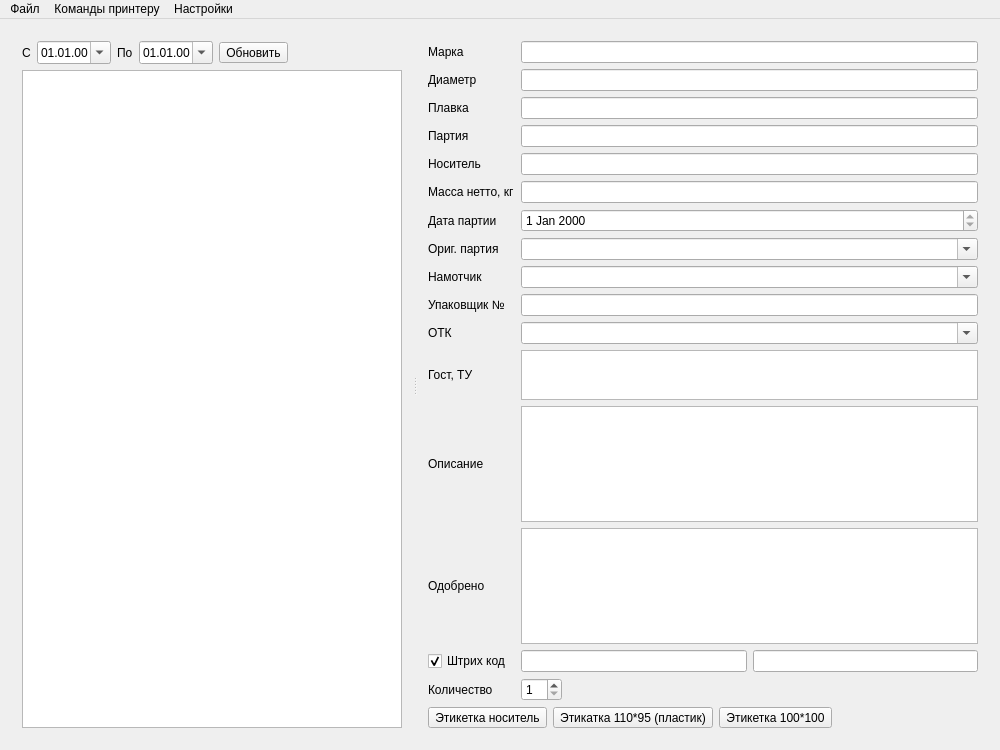
Qt form mainwindow.ui (Sergeyego/label_tspl) before a commit.
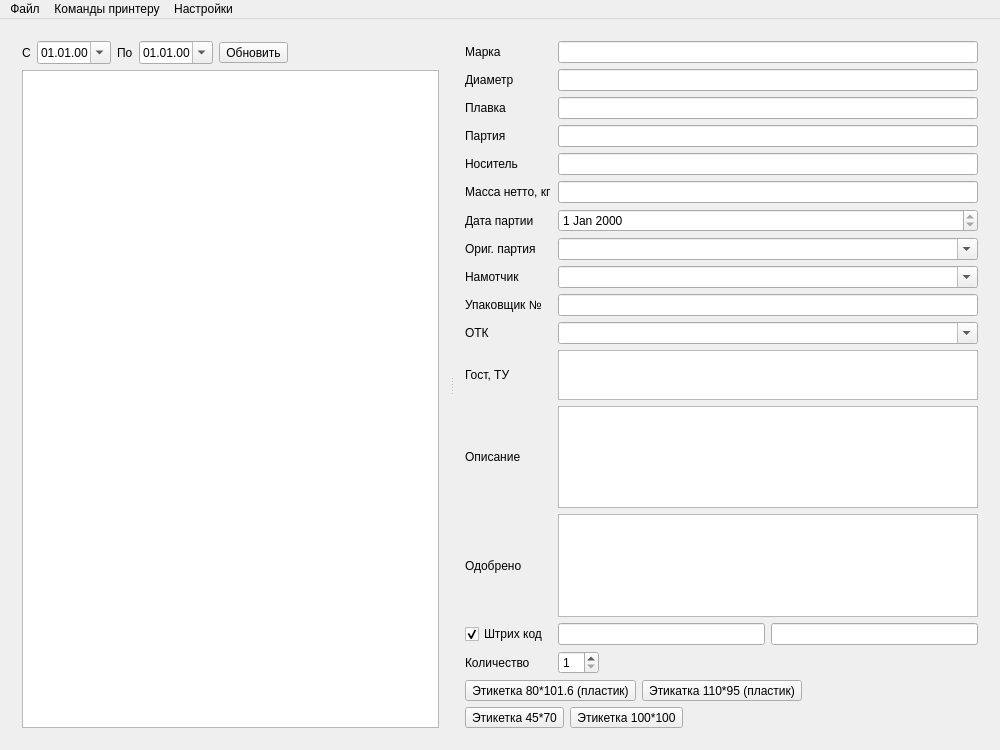
The same form after that commit.

```diff
--- a/mainwindow.ui
+++ b/mainwindow.ui
@@ -340,7 +340,7 @@
           <item>
            <widget class="QToolButton" name="toolButtonSrc">
             <property name="text">
-             <string>Этикетка носитель</string>
+             <string>Этикетка 80*101.6 (пластик)</string>
             </property>
             <property name="toolButtonStyle">
              <enum>Qt::ToolButtonTextBesideIcon</enum>
@@ -358,6 +358,33 @@
            </widget>
           </item>
           <item>
+           <spacer name="horizontalSpacer_2">
+            <property name="orientation">
+             <enum>Qt::Horizontal</enum>
+            </property>
+            <property name="sizeHint" stdset="0">
+             <size>
+              <width>40</width>
+              <height>20</height>
+             </size>
+            </property>
+           </spacer>
+          </item>
+         </layout>
+        </item>
+        <item>
+         <layout class="QHBoxLayout" name="horizontalLayout_3">
+          <item>
+           <widget class="QToolButton" name="toolButtonPSmall">
+            <property name="text">
+             <string>Этикетка 45*70</string>
+            </property>
+            <property name="toolButtonStyle">
+             <enum>Qt::ToolButtonTextBesideIcon</enum>
+            </property>
+           </widget>
+          </item>
+          <item>
            <widget class="QToolButton" name="toolButtonPBig">
             <property name="text">
              <string>Этикетка 100*100</string>
@@ -368,7 +395,7 @@
            </widget>
           </item>
           <item>
-           <spacer name="horizontalSpacer_2">
+           <spacer name="horizontalSpacer_3">
             <property name="orientation">
              <enum>Qt::Horizontal</enum>
             </property>
```
Left out of the diff: 28 changed lines with no effect on the pictures.
